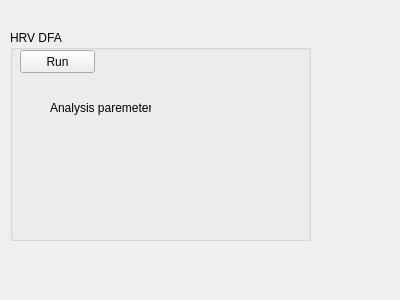
Above: EcgApplicationCore/View/hrv_dfa_gui.ui from KuleszIB/EcgAppCore before the change. Below: the same form after it.
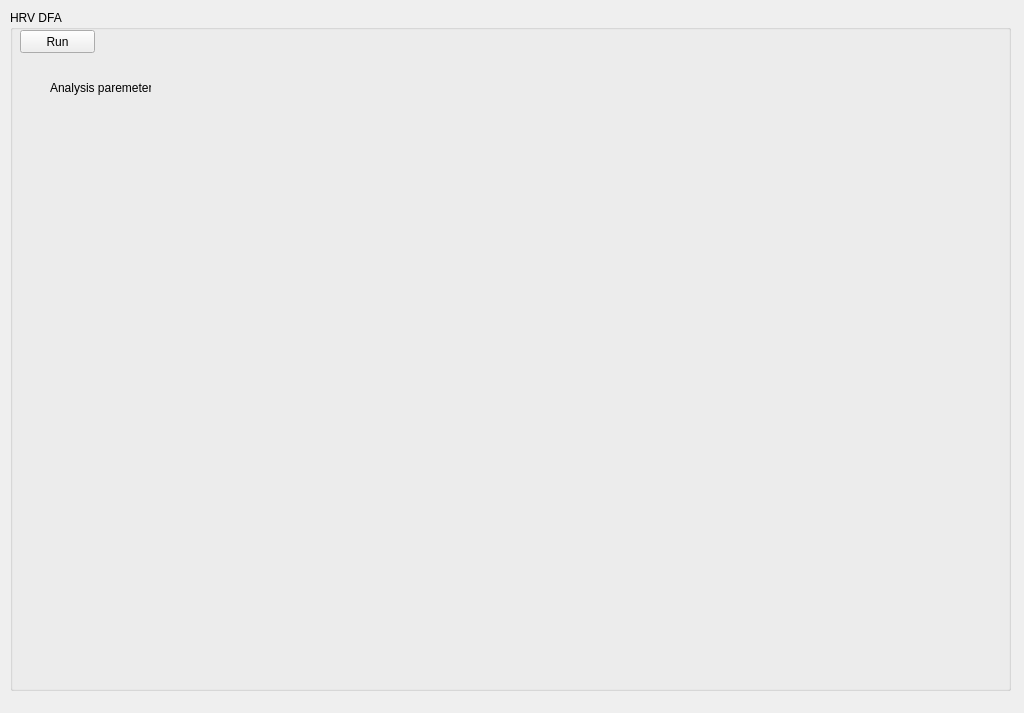
That is the form after the change.

Patch:
```diff
--- a/EcgApplicationCore/View/hrv_dfa_gui.ui
+++ b/EcgApplicationCore/View/hrv_dfa_gui.ui
@@ -6,8 +6,8 @@
    <rect>
     <x>0</x>
     <y>0</y>
-    <width>400</width>
-    <height>300</height>
+    <width>1024</width>
+    <height>713</height>
    </rect>
   </property>
   <property name="windowTitle">
@@ -17,9 +17,9 @@
    <property name="geometry">
     <rect>
      <x>10</x>
-     <y>30</y>
-     <width>301</width>
-     <height>211</height>
+     <y>10</y>
+     <width>1001</width>
+     <height>681</height>
     </rect>
    </property>
    <property name="title">
```
